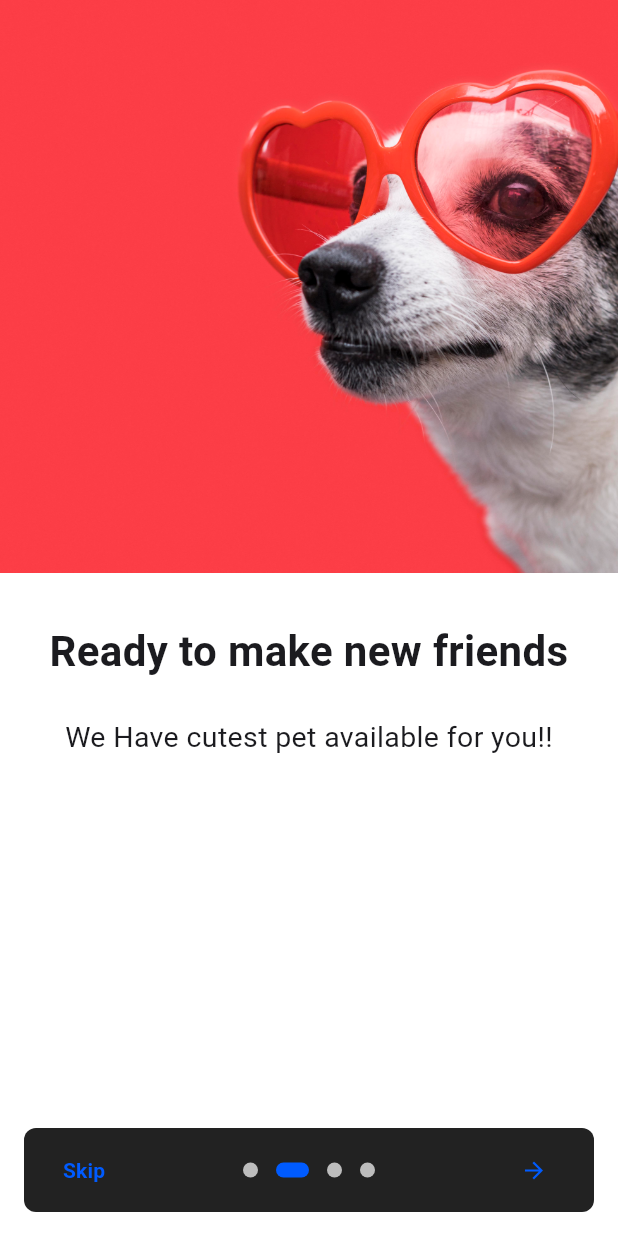
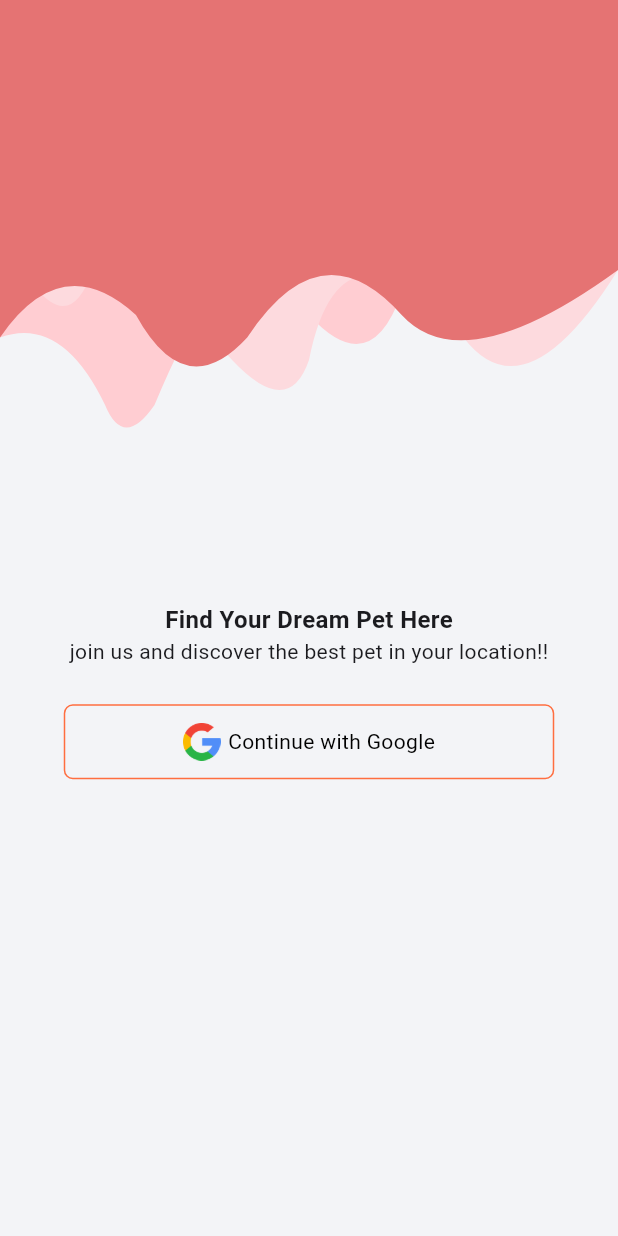
Before and after one commit to farhansadikgalib/PetAdoption, a Flutter app: the screen it shows after launch, after a tap on the "arrow forward" icon, on a phone screen of 412 x 824 dp. Run offline on Flutter 3.47's test engine with Material 3 defaults, Android fonts, the light colour scheme and no system bars; drawn by our look-alikes of introduction_screen; our stand-ins replace bloc_concurrency, equatable, firebase_auth, firebase_core, flutter_bloc, get_it and 8 more; accounts and stored records are empty; generated files the repository leaves out were written again; Roboto replaces fonts that are missing (iregular).

Commit message:
Project is ready for showcase

```diff
--- /dev/null
+++ b/lib/Business/auth/signIn.dart
@@ -0,0 +1,119 @@
+import 'package:firebase_auth/firebase_auth.dart';
+import 'package:flutter/foundation.dart';
+import 'package:flutter/material.dart';
+import 'package:go_router/go_router.dart';
+import 'package:google_sign_in/google_sign_in.dart';
+import 'package:material_design_icons_flutter/material_design_icons_flutter.dart';
+
+import '../../Utils/widgets/background_canvas.dart';
+
+String name = '';
+String email = '';
+String image = '';
+
+class SignIn extends StatefulWidget {
+  const SignIn({Key? key}) : super(key: key);
+
+  @override
+  State<SignIn> createState() => _SignInState();
+}
+
+class _SignInState extends State<SignIn> {
+  final GoogleSignIn _googleSignIn = GoogleSignIn();
+
+  nextPage() {
+    context.go('/baseRoute');
+    // Navigator.of(context)
+    //     .push(MaterialPageRoute(builder: (context) => const DetailsScreen()));
+  }
+
+  Future<void> _signInWithGoogle() async {
+    try {
+      final GoogleSignInAccount? googleUser = await _googleSignIn.signIn();
+      final GoogleSignInAuthentication? googleAuth =
+      await googleUser?.authentication;
+      final AuthCredential credential = GoogleAuthProvider.credential(
+        accessToken: googleAuth?.accessToken,
+        idToken: googleAuth?.idToken,
+      );
+
+      print("token ${googleAuth?.accessToken}");
+      print("token ${googleAuth?.idToken}");
+      final User? user =
+          (await FirebaseAuth.instance.signInWithCredential(credential)).user;
+
+      setState(() {
+        name = user!.displayName.toString();
+        email = user.email.toString();
+        image = user.photoURL.toString();
+      });
+      nextPage();
+      if (kDebugMode) {
+        print("Signed in as user:  ${user?.displayName}");
+      }
+    } catch (e) {
+      if (kDebugMode) {
+        print("Error while signing in with Google: $e");
+      }
+    }
+  }
+
+  @override
+  Widget build(BuildContext context) {
+    return Scaffold(
+      body: Column(
+        children: [
+          CustomPaint(
+            painter: CurvePainter(),
+            child: Container(
+              height: 300.0,
+            ),
+          ),
+
+          const Spacer(),
+
+          const Text("Find Your Dream Pet Here",style:TextStyle(fontSize: 16,fontWeight: FontWeight.w600),),
+          const Text("join us and discover the best pet in your location!!",style:TextStyle(fontSize: 14,fontWeight: FontWeight.normal),),
+          SizedBox(height: 25,),
+          InkWell(
+            onTap: _signInWithGoogle,
+            child: Container(
+              width: 327,
+              height: 50,
+              decoration: BoxDecoration(
+                  borderRadius:
+                  BorderRadius.circular(6),
+                  border: Border.all(
+                      color: Colors.deepOrangeAccent,
+                      width: 1)),
+              child: Row(
+                mainAxisAlignment:
+                MainAxisAlignment.center,
+                children: [
+                  Image.asset(
+                    "assets/google_logo.png",
+                    height: 25,
+                    width: 25,
+                  ),
+                  const SizedBox(
+                    width: 5,
+                  ),
+                  const Text(
+                    "Continue with Google",
+                    style: TextStyle(
+                        color: Colors.black,
+                        fontSize: 14,
+                        fontFamily: "iregular"),
+                  )
+                ],
+              ),
+            ),
+          ),
+          const Spacer(),
+          const Spacer(),
+          const Spacer(),
+        ],
+      ),
+    );
+  }
+}
--- a/lib/Business/base/base_route.dart
+++ b/lib/Business/base/base_route.dart
@@ -11,6 +11,7 @@
     return Scaffold(
       //appBar: AppBar(),
       bottomNavigationBar: NavigationBar(
+        animationDuration: Duration(milliseconds: 400),
         onDestinationSelected: (int index) {
           Provider.of<UIControllers>(context, listen: false)
               .navigation(value: index);
--- a/lib/Navigation/navigation_body.dart
+++ b/lib/Navigation/navigation_body.dart
@@ -20,17 +20,17 @@
   static List<Widget> navigationDestination = <Widget>[
     const NavigationDestination(
       icon: Icon(CupertinoIcons.home),
-      label: 'Home',
+      label: '',
     ),
     NavigationDestination(
       //selectedIcon: Icon(CupertinoIcons.heart_solid),
       icon: Icon(MdiIcons.history),
-      label: 'History',
+      label: '',
     ),
     const NavigationDestination(
       selectedIcon: Icon(CupertinoIcons.settings_solid),
       icon: Icon(CupertinoIcons.settings),
-      label: 'Settings',
+      label: '',
     ),
   ];
 }
--- a/lib/Utils/widgets/onboard_page.dart
+++ b/lib/Utils/widgets/onboard_page.dart
@@ -2,6 +2,7 @@
 import 'package:flutter/material.dart';
 import 'package:go_router/go_router.dart';
 import 'package:introduction_screen/introduction_screen.dart';
+import 'package:pet_adoption/Business/auth/signIn.dart';
 
 class OnBoardingPage extends StatefulWidget {
   const OnBoardingPage({Key? key}) : super(key: key);
@@ -42,9 +43,10 @@
     return IntroductionScreen(
       key: introKey,
       globalBackgroundColor: Colors.white,
-      allowImplicitScrolling: true,
-      autoScrollDuration: 3000,
-      infiniteAutoScroll: true,
+      allowImplicitScrolling: false,
+      autoScrollDuration: 5000,
+      infiniteAutoScroll: false,
+
 
       pages: [
         PageViewModel(
@@ -73,20 +75,24 @@
         ),
       ],
       onDone: () => _onIntroEnd(context),
-      onSkip: () => _onIntroEnd(context), // You can override onSkip callback
+      // onSkip: () => _onIntroEnd(context), // You can override onSkip callback
       showSkipButton: true,
       skipOrBackFlex: 0,
       nextFlex: 0,
       showBackButton: false,
       //rtl: true, // Display as right-to-left
       back: const Icon(Icons.arrow_back),
-      skip: Text('Skip',
+      skip: Text('',
           style: TextStyle(
               fontWeight: FontWeight.w600,
               color: Theme.of(context).colorScheme.primary)),
-      next: Icon(
-        Icons.arrow_forward,
-        color: Theme.of(context).colorScheme.primary,
+      next: InkWell(
+        onTap: ()=>Navigator.of(context)
+             .push(MaterialPageRoute(builder: (context) => const SignIn())),
+        child: const Icon(
+          Icons.arrow_forward,
+          color: Color(0xFFBDBDBD),
+        ),
       ),
       done: Text('Done',
           style: TextStyle(
@@ -100,13 +106,15 @@
       dotsDecorator: const DotsDecorator(
         size: Size(10.0, 10.0),
         color: Color(0xFFBDBDBD),
+        activeColor:Color(0xFFBDBDBD),
         activeSize: Size(22.0, 10.0),
         activeShape: RoundedRectangleBorder(
+
           borderRadius: BorderRadius.all(Radius.circular(25.0)),
         ),
       ),
       dotsContainerDecorator: const ShapeDecoration(
-        color: Colors.black87,
+        color: Colors.redAccent,
         shape: RoundedRectangleBorder(
           borderRadius: BorderRadius.all(Radius.circular(8.0)),
         ),
--- a/lib/main.dart
+++ b/lib/main.dart
@@ -1,3 +1,4 @@
+import 'package:firebase_core/firebase_core.dart';
 import 'package:flutter/material.dart';
 import 'package:flutter_bloc/flutter_bloc.dart';
 import 'package:isar/isar.dart';
@@ -13,6 +14,8 @@
 import 'package:provider/provider.dart';
 
 void main() async {
+  WidgetsFlutterBinding.ensureInitialized();
+  await Firebase.initializeApp();
   runApp(const PetAdoptionBase());
 }
 
@@ -78,6 +81,7 @@
   Widget build(BuildContext context) {
     return MaterialApp.router(
       routerConfig: router,
+      debugShowCheckedModeBanner: false,
       theme: AppTheme.getThemeFromThemeMode(
         context.watch<UIControllers>().value,
       ).copyWith(
```
Also changed, not shown: lib/Business/setting_page/ui/setting_ui.dart (+13 -0 lines), pubspec.yaml (+7 -0 lines), assets/architecture.png (deleted), assets/google_logo.png (added), pubspec.lock, 9 other files.
